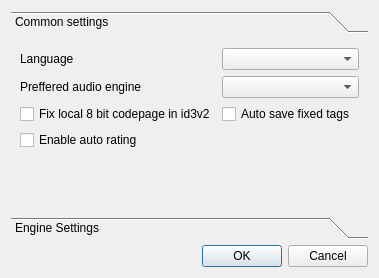
Above: src/settings.ui from DrMoriarty/cuberok before the change. Below: the same form after it.
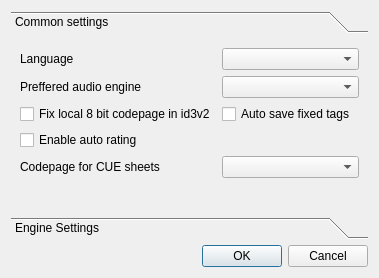
That is the form after the change.

Diff of the .ui file:
```diff
--- a/src/settings.ui
+++ b/src/settings.ui
@@ -51,7 +51,7 @@
        <item row="1" column="1" >
         <widget class="QComboBox" name="comboBox_engine" />
        </item>
-       <item row="4" column="0" >
+       <item row="5" column="0" >
         <spacer>
          <property name="orientation" >
           <enum>Qt::Vertical</enum>
@@ -85,6 +85,16 @@
          </property>
         </widget>
        </item>
+       <item row="4" column="0" >
+        <widget class="QLabel" name="label_3" >
+         <property name="text" >
+          <string>Codepage for CUE sheets</string>
+         </property>
+        </widget>
+       </item>
+       <item row="4" column="1" >
+        <widget class="QComboBox" name="comboBox_cue" />
+       </item>
       </layout>
      </widget>
      <widget class="QWidget" name="page_2" >
```
